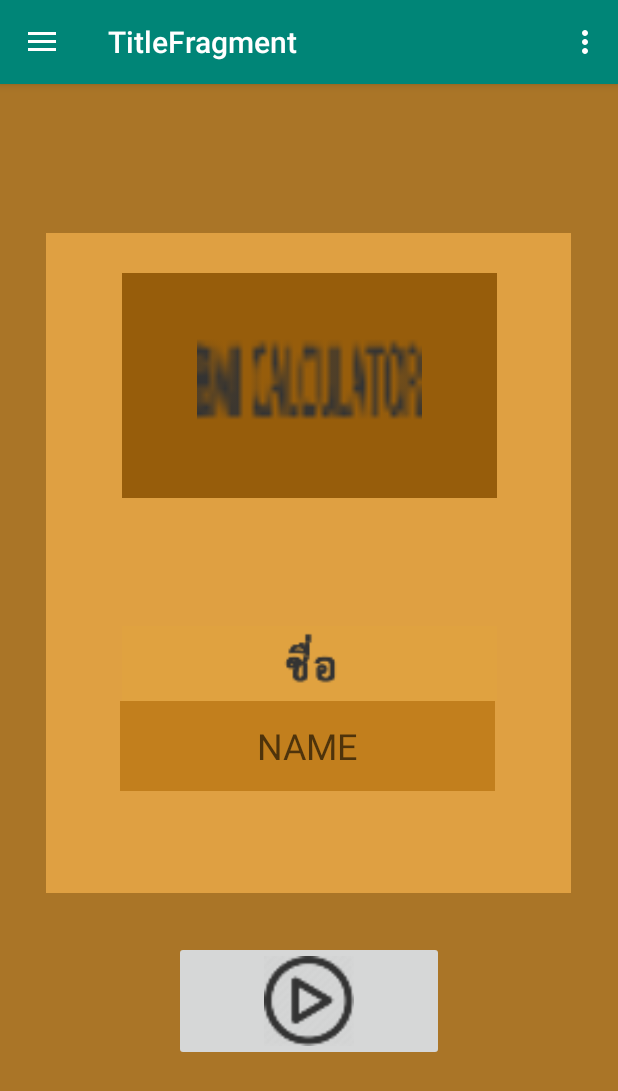
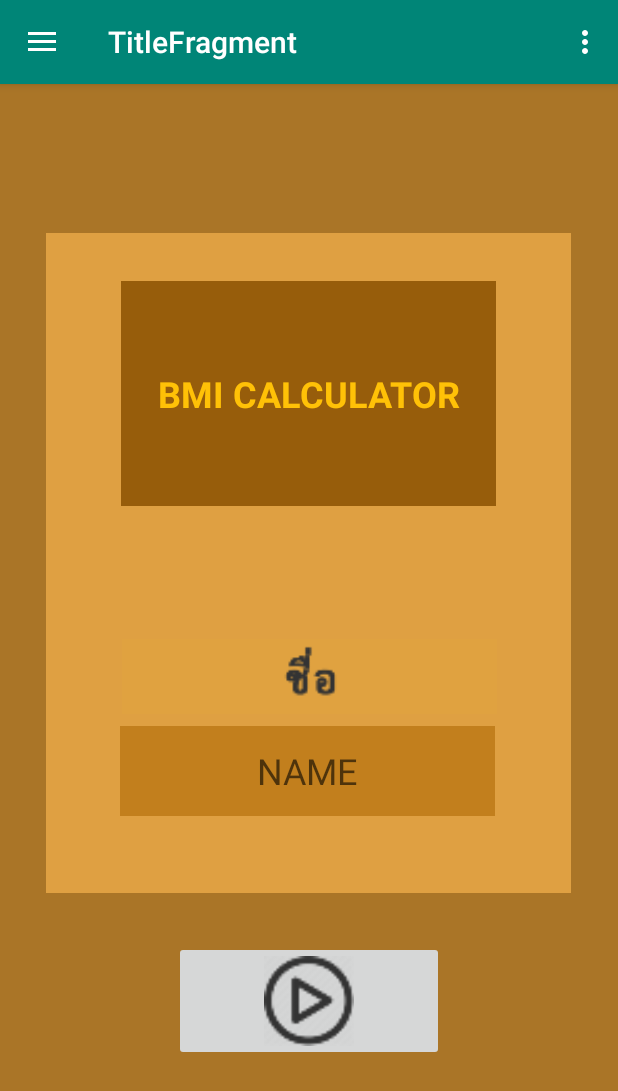
Before and after one commit to kongfinal/BMI_calculator, an Android app: the screen it shows after launch (MainActivity), on a phone screen of 412 x 824 dp. Shown: the top 1091 px of the screen. Run offline under Robolectric (Android 15) with nearby library versions, the light colour scheme and no system bars; our stand-ins replace Timber, data binding, navigation-ui.

Commit message:
update layout

```diff
--- a/app/src/main/AndroidManifest.xml
+++ b/app/src/main/AndroidManifest.xml
@@ -10,7 +10,8 @@
             android:roundIcon="@mipmap/ic_launcher_round"
             android:supportsRtl="true"
             android:theme="@style/AppTheme">
-        <activity android:name=".MainActivity">
+        <activity android:name=".MainActivity"
+                  android:screenOrientation="portrait">
             <intent-filter>
                 <action android:name="android.intent.action.MAIN"/>
 
--- a/app/src/main/res/layout/fragment_bmi_calculato.xml
+++ b/app/src/main/res/layout/fragment_bmi_calculato.xml
@@ -38,7 +38,7 @@
                             android:layout_height="match_parent">
 
                         <TextView
-                                android:text="คุณอยู่ในเกณฑ์ :"
+                                android:text="@string/criterion_text"
                                 android:layout_width="wrap_content"
                                 android:layout_height="wrap_content"
                                 android:id="@+id/BMI_criterion_text"
@@ -47,7 +47,7 @@
                                 android:layout_marginStart="8dp" android:textSize="18sp" android:textStyle="bold"
                                 android:visibility="invisible"/>
                         <TextView
-                                android:text="ค่าดัชนีมวลกาย :"
+                                android:text="@string/bmi_text"
                                 android:layout_width="wrap_content"
                                 android:layout_height="wrap_content"
                                 android:id="@+id/BMI_text"
--- a/app/src/main/res/layout/fragment_title.xml
+++ b/app/src/main/res/layout/fragment_title.xml
@@ -25,36 +25,40 @@
                         android:layout_height="match_parent">
                     <ImageView
                             android:layout_width="250dp"
-                            android:layout_height="150dp" app:srcCompat="@drawable/bmi_calculator"
-                            android:id="@+id/Title_BMI_CALCULATOR_imageView"
-                            android:background="#975D0B" app:layout_constraintEnd_toEndOf="parent"
-                            android:layout_marginEnd="68dp" android:layout_marginRight="68dp"
-                            app:layout_constraintStart_toStartOf="parent" android:layout_marginLeft="69dp"
-                            android:layout_marginStart="69dp" android:layout_marginTop="33dp"
-                            app:layout_constraintTop_toTopOf="parent" android:layout_marginBottom="40dp"
-                            app:layout_constraintBottom_toTopOf="@+id/Title_name_image"/>
-                    <ImageView
-                            android:layout_width="250dp"
                             android:layout_height="50dp" app:srcCompat="@drawable/bmi_calculator_name"
                             android:id="@+id/Title_name_image" android:background="#07FFC107"
                             app:layout_constraintEnd_toEndOf="parent" android:layout_marginEnd="90dp"
                             android:layout_marginRight="90dp" app:layout_constraintStart_toStartOf="parent"
                             android:layout_marginLeft="91dp" android:layout_marginStart="91dp"
-                            android:layout_marginTop="45dp"
-                            app:layout_constraintTop_toBottomOf="@+id/Title_BMI_CALCULATOR_imageView"
-                            app:layout_constraintBottom_toTopOf="@+id/edit_name"/>
+                            app:layout_constraintBottom_toTopOf="@+id/edit_name" android:layout_marginTop="80dp"
+                            app:layout_constraintTop_toBottomOf="@+id/Title_BMI_CALCULATOR_imageView"/>
                     <EditText
                             android:layout_width="250dp"
                             android:layout_height="60dp"
                             android:inputType="textPersonName"
                             android:ems="10"
-                            android:id="@+id/edit_name" android:hint="@string/app_name" android:background="#C27F1D"
-                            app:layout_constraintTop_toBottomOf="@+id/Title_name_image"
+                            android:id="@+id/edit_name" android:hint="@string/edit_name" android:background="#C27F1D"
+                            app:layout_constraintTop_toBottomOf="@+id/Title_BMI_CALCULATOR_imageView"
                             app:layout_constraintEnd_toEndOf="parent" android:layout_marginEnd="68dp"
                             android:layout_marginRight="68dp" app:layout_constraintStart_toStartOf="parent"
                             android:layout_marginLeft="66dp" android:layout_marginStart="66dp"
                             android:layout_marginBottom="75dp" app:layout_constraintBottom_toBottomOf="parent"
-                            android:gravity="center" android:textSize="24sp"/>
+                            android:gravity="center" android:textSize="24sp" android:layout_marginTop="170dp"/>
+                    <TextView
+                            android:text="BMI CALCULATOR"
+                            android:layout_width="250dp"
+                            android:layout_height="150dp"
+                            android:id="@+id/Title_BMI_CALCULATOR_imageView"
+                            android:background="#975D0B"
+                            android:gravity="center"
+                            android:textStyle="bold"
+                            android:textColor="#FFC107"
+                            android:textSize="24sp"
+                            app:layout_constraintStart_toStartOf="parent" android:layout_marginLeft="73dp"
+                            android:layout_marginStart="73dp" app:layout_constraintEnd_toEndOf="parent"
+                            android:layout_marginRight="73dp" android:layout_marginEnd="73dp"
+                            app:layout_constraintTop_toTopOf="parent" android:layout_marginTop="32dp"
+                    />
                 </androidx.constraintlayout.widget.ConstraintLayout>
             </LinearLayout>
             <ImageButton
```
Also changed, not shown: app/src/main/java/com/example/bmicalculator/bmiResultAdapter.kt (+22 -9 lines), app/src/main/java/com/example/bmicalculator/bmrResultAdapter.kt (+23 -10 lines), app/src/main/java/com/example/bmicalculator/lbwResultAdapter.kt (+23 -11 lines), app/src/main/res/layout/fragment_bmr_calculator.xml (+22 -2 lines), app/src/main/res/layout/fragment_lmr_calculator.xml (+30 -6 lines), app/src/main/res/values/strings.xml (+11 -1 lines).
